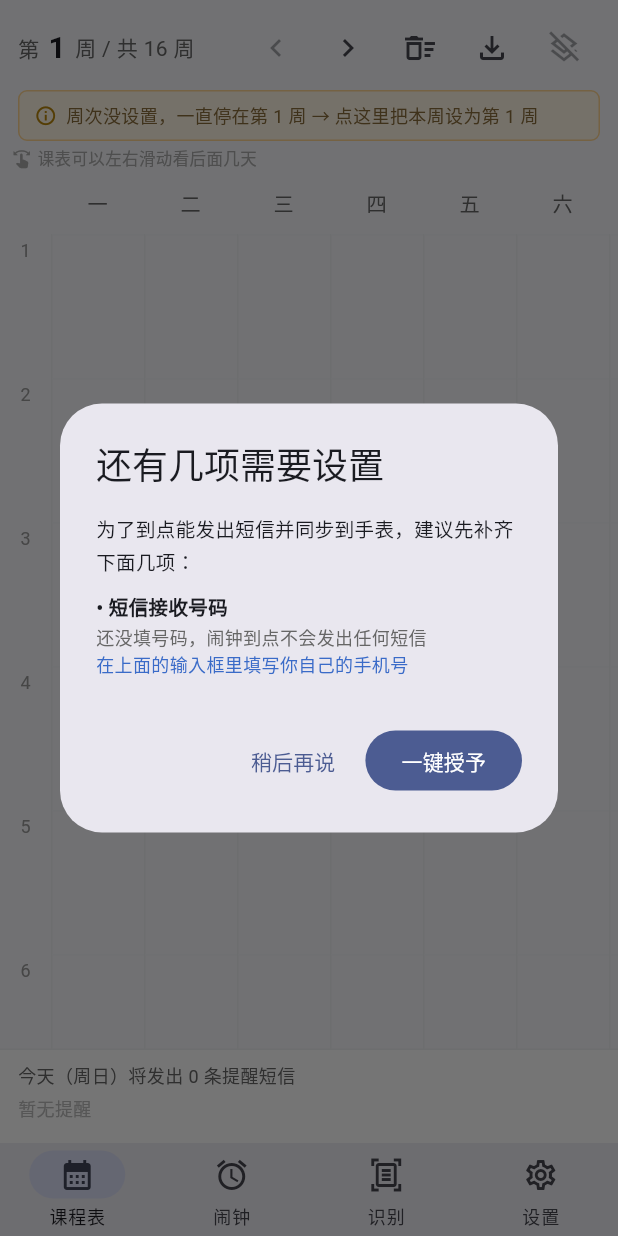
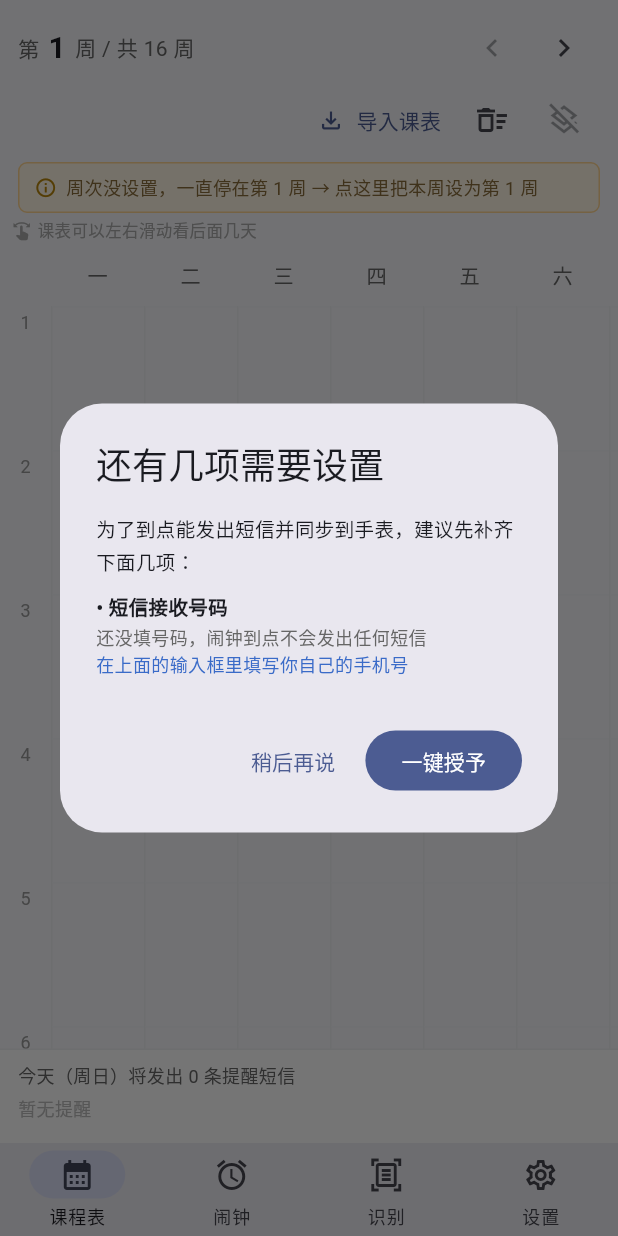
Before and after one commit to ghvv-y/timetable-reminder, a Flutter app: the screen it shows after launch, on a phone screen of 412 x 824 dp. Run offline on Flutter 3.47's test engine with Material 3 defaults, Android fonts, the light colour scheme and no system bars; our stand-ins replace image_picker, package_info_plus, permission_handler, shared_preferences; missing offline and left inert: google_mlkit_text_recognition.

Commit message:
修复：导入按钮在窄屏被挤出屏幕，看起来像消失了
课表页顶部把所有控件挤在一行 Row 里：周次文字+日期区间+翻周+
批量删除+导入+清空，共 6 组控件。手机屏幕窄时最右边的
「导入课表」和「清空全部」被裁切到屏幕外，看不见也点不到，
用户删完课表后想再导入就找不到入口了（其实一直存在）。

修复：
- 操作按钮拆到独立第二行，任何宽度都放得下
- 「导入」升级为带文字的按钮，更好找
- 批量删除在选中模式下收敛为退出按钮，删除动作由下方蓝色
  选中条承担

同时把 PP-OCR 模型（det 2.3MB + rec 10.2MB）放入 assets，
为手机端离线识别做准备（本期尚未接线）。

```diff
--- a/lib/pages/schedule_page.dart
+++ b/lib/pages/schedule_page.dart
@@ -283,23 +283,39 @@ class _SchedulePageState extends State<SchedulePage> {
                     : null,
                 icon: const Icon(Icons.chevron_right),
               ),
+            ],
+          ),
+
+          // ---- 第二行：操作按钮 ----
+          //
+          // 【踩过的坑】这些按钮曾经和周次信息挤在同一行 Row 里。
+          // 手机屏幕窄时，最右边的「导入」和「清空」会被裁到屏幕外——
+          // 看起来就像「导入按钮消失了」，其实还在，只是看不见也点不到。
+          // 拆成独立一行后，任何宽度都放得下。
+          Row(
+            mainAxisAlignment: MainAxisAlignment.end,
+            children: <Widget>[
+              if (_selectMode)
                 IconButton(
-            tooltip: _selectMode
-                ? (_selected.isEmpty ? '请先勾选课程' : '删除选中的 ${_selected.length} 门课程')
-                : '批量删除课程',
-            color: _selectMode && _selected.isNotEmpty
-                ? const Color(0xFFD9534F)
-                : null,
+                  tooltip: '退出批量删除',
+                  onPressed: _exitSelectMode,
+                  icon: const Icon(Icons.close),
+                )
+              else ...<Widget>[
+                TextButton.icon(
+                  onPressed: () => _importSchedule(state),
+                  icon: const Icon(Icons.file_download_outlined, size: 18),
+                  label: const Text('导入课表'),
+                  style: TextButton.styleFrom(
+                    padding: const EdgeInsets.symmetric(horizontal: 10),
+                    minimumSize: const Size(0, 36),
+                    visualDensity: VisualDensity.compact,
+                  ),
+                ),
+                IconButton(
+                  tooltip: '批量删除课程',
                   onPressed: () {
-              if (_selectMode) {
-                if (_selected.isEmpty) {
-                  ScaffoldMessenger.of(context).showSnackBar(
-                    const SnackBar(content: Text('请先点选要删除的课程')),
-                  );
-                  return;
-                }
-                _deleteSelected(state);
-              } else if (state.courses.isEmpty) {
+                    if (state.courses.isEmpty) {
                       ScaffoldMessenger.of(context).showSnackBar(
                         const SnackBar(content: Text('还没有课程可删除')),
                       );
@@ -307,21 +323,8 @@ class _SchedulePageState extends State<SchedulePage> {
                       setState(() => _selectMode = true);
                     }
                   },
-            icon: Icon(_selectMode ? Icons.delete_forever : Icons.delete_sweep_outlined),
+                  icon: const Icon(Icons.delete_sweep_outlined),
                 ),
-          if (_selectMode)
-            IconButton(
-              tooltip: '退出批量删除',
-              onPressed: _exitSelectMode,
-              icon: const Icon(Icons.close),
-            ),
-          if (!_selectMode)
-            IconButton(
-              tooltip: '导入课表文件',
-              onPressed: () => _importSchedule(state),
-              icon: const Icon(Icons.file_download_outlined),
-            ),
-          if (!_selectMode)
                 IconButton(
                   tooltip: '清空全部课程',
                   onPressed: state.courses.isEmpty
@@ -329,6 +332,7 @@ class _SchedulePageState extends State<SchedulePage> {
                       : () => _clearAllCourses(state),
                   icon: const Icon(Icons.layers_clear_outlined),
                 ),
+              ],
             ],
           ),
 
--- a/pubspec.yaml
+++ b/pubspec.yaml
@@ -1,7 +1,7 @@
 name: timetable_app
 description: 极简课表提醒 App —— 识别课表截图（含边侧作息时间），到点静默发送短信，由华为手表完成提醒。
 publish_to: "none"
-version: 0.9.4+26
+version: 0.9.5+27
 
 environment:
   sdk: ">=3.3.0 <4.0.0"
```
Also changed, not shown: 2 other files. Lines whose indentation alone changed are shown as unchanged.
